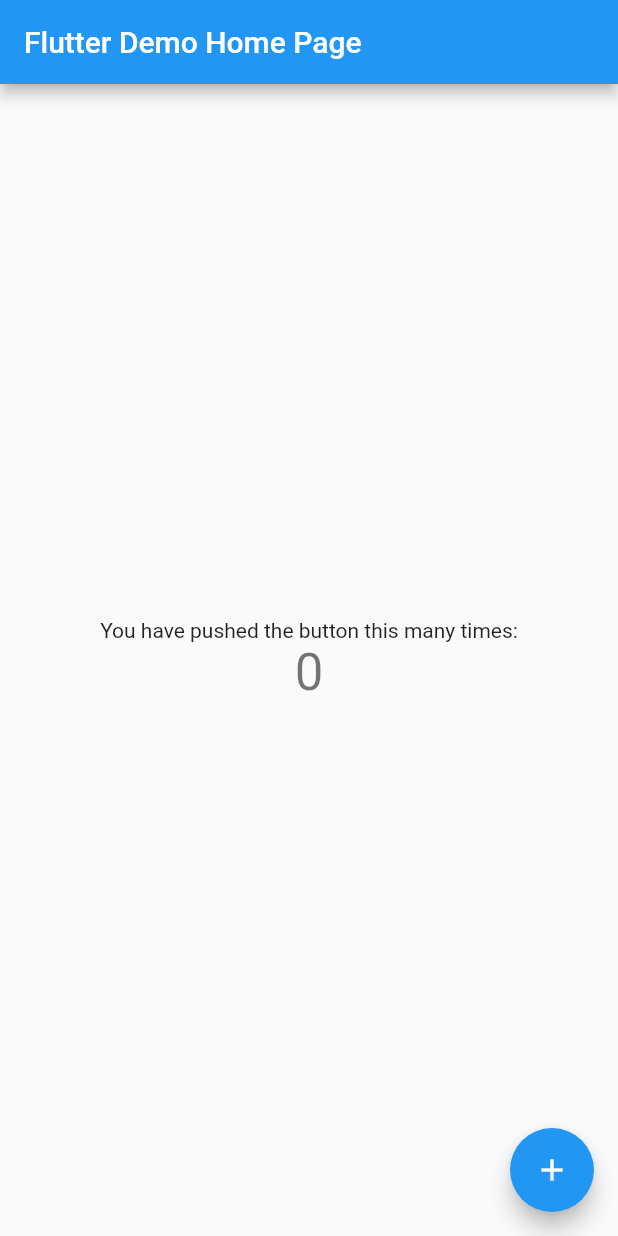
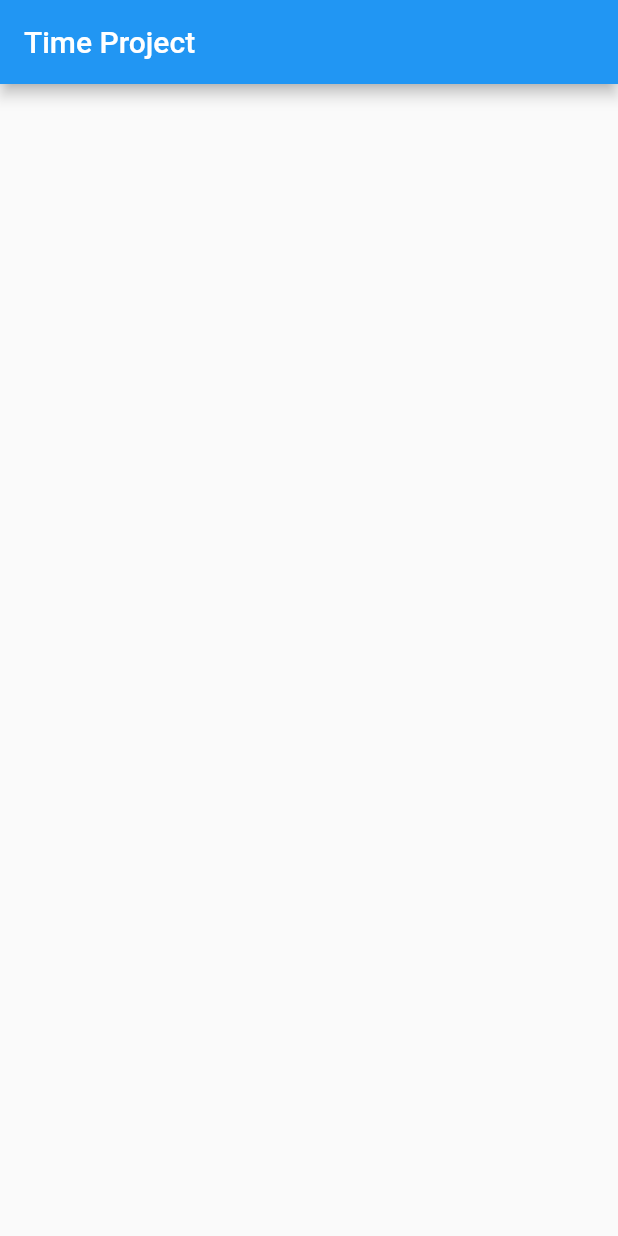
Before and after one commit to MatthieuNadeau96/time_project, a Flutter app: the screen it shows after launch, on a phone screen of 412 x 824 dp. Run offline on Flutter 3.47's test engine with Material 2 defaults, Android fonts, the phone set to English and light mode, and no system bars.

Commit message:
removed default code

```diff
--- a/lib/main.dart
+++ b/lib/main.dart
@@ -3,109 +3,30 @@ import 'package:flutter/material.dart';
 void main() => runApp(MyApp());
 
 class MyApp extends StatelessWidget {
-  // This widget is the root of your application.
   @override
   Widget build(BuildContext context) {
     return MaterialApp(
       title: 'Flutter Demo',
       theme: ThemeData(
-        // This is the theme of your application.
-        //
-        // Try running your application with "flutter run". You'll see the
-        // application has a blue toolbar. Then, without quitting the app, try
-        // changing the primarySwatch below to Colors.green and then invoke
-        // "hot reload" (press "r" in the console where you ran "flutter run",
-        // or simply save your changes to "hot reload" in a Flutter IDE).
-        // Notice that the counter didn't reset back to zero; the application
-        // is not restarted.
         primarySwatch: Colors.blue,
       ),
-      home: MyHomePage(title: 'Flutter Demo Home Page'),
+      home: MyHomePage(),
     );
   }
 }
 
 class MyHomePage extends StatefulWidget {
-  MyHomePage({Key key, this.title}) : super(key: key);
-
-  // This widget is the home page of your application. It is stateful, meaning
-  // that it has a State object (defined below) that contains fields that affect
-  // how it looks.
-
-  // This class is the configuration for the state. It holds the values (in this
-  // case the title) provided by the parent (in this case the App widget) and
-  // used by the build method of the State. Fields in a Widget subclass are
-  // always marked "final".
-
-  final String title;
-
   @override
   _MyHomePageState createState() => _MyHomePageState();
 }
 
 class _MyHomePageState extends State<MyHomePage> {
-  int _counter = 0;
-
-  void _incrementCounter() {
-    setState(() {
-      // This call to setState tells the Flutter framework that something has
-      // changed in this State, which causes it to rerun the build method below
-      // so that the display can reflect the updated values. If we changed
-      // _counter without calling setState(), then the build method would not be
-      // called again, and so nothing would appear to happen.
-      _counter++;
-    });
-  }
-
   @override
   Widget build(BuildContext context) {
-    // This method is rerun every time setState is called, for instance as done
-    // by the _incrementCounter method above.
-    //
-    // The Flutter framework has been optimized to make rerunning build methods
-    // fast, so that you can just rebuild anything that needs updating rather
-    // than having to individually change instances of widgets.
     return Scaffold(
       appBar: AppBar(
-        // Here we take the value from the MyHomePage object that was created by
-        // the App.build method, and use it to set our appbar title.
-        title: Text(widget.title),
+        title: Text("Time Project"),
       ),
-      body: Center(
-        // Center is a layout widget. It takes a single child and positions it
-        // in the middle of the parent.
-        child: Column(
-          // Column is also a layout widget. It takes a list of children and
-          // arranges them vertically. By default, it sizes itself to fit its
-          // children horizontally, and tries to be as tall as its parent.
-          //
-          // Invoke "debug painting" (press "p" in the console, choose the
-          // "Toggle Debug Paint" action from the Flutter Inspector in Android
-          // Studio, or the "Toggle Debug Paint" command in Visual Studio Code)
-          // to see the wireframe for each widget.
-          //
-          // Column has various properties to control how it sizes itself and
-          // how it positions its children. Here we use mainAxisAlignment to
-          // center the children vertically; the main axis here is the vertical
-          // axis because Columns are vertical (the cross axis would be
-          // horizontal).
-          mainAxisAlignment: MainAxisAlignment.center,
-          children: <Widget>[
-            Text(
-              'You have pushed the button this many times:',
-            ),
-            Text(
-              '$_counter',
-              style: Theme.of(context).textTheme.display1,
-            ),
-          ],
-        ),
-      ),
-      floatingActionButton: FloatingActionButton(
-        onPressed: _incrementCounter,
-        tooltip: 'Increment',
-        child: Icon(Icons.add),
-      ), // This trailing comma makes auto-formatting nicer for build methods.
     );
   }
 }
```
